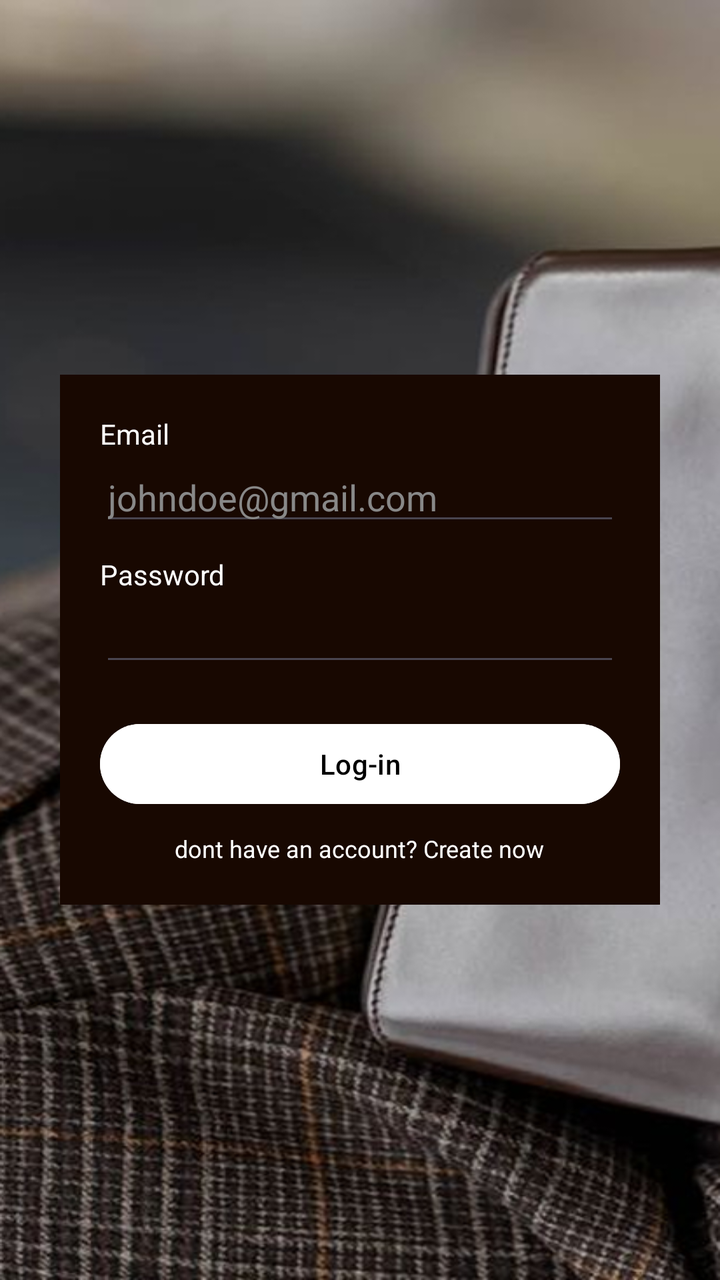
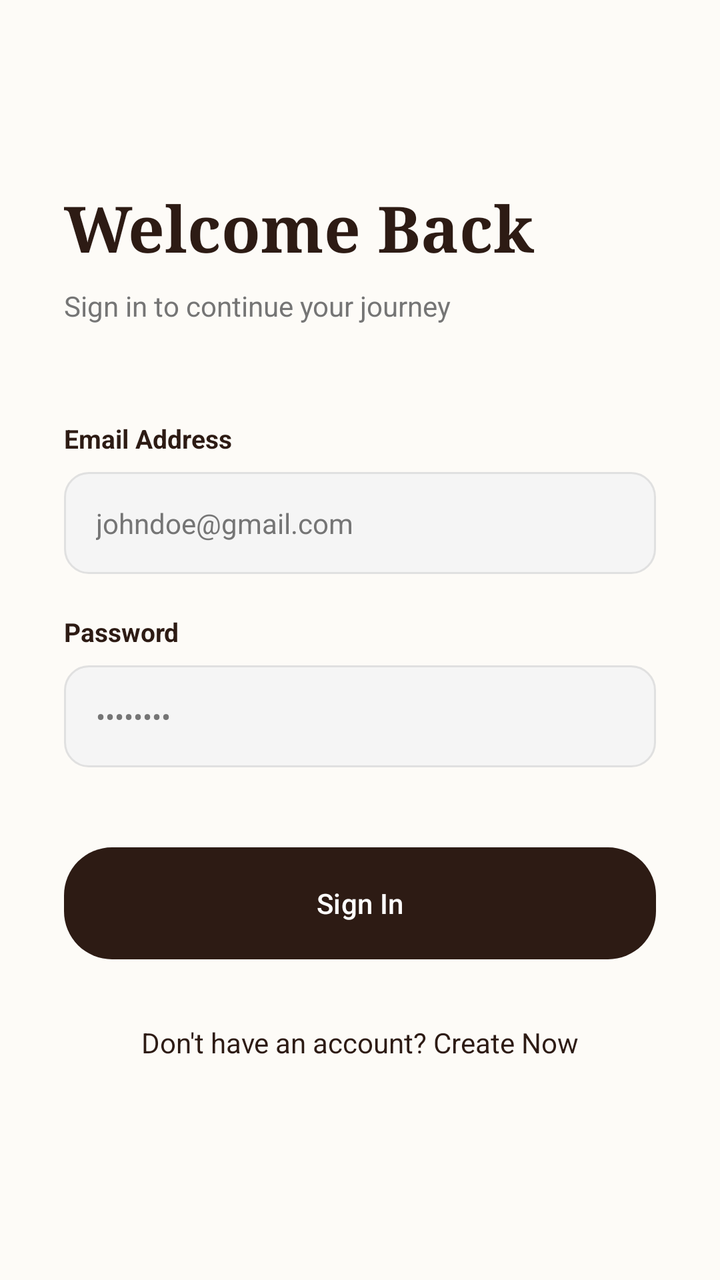

Before-and-after screenshots of an Android layout around one commit, followed by the original layout XML and the change that was made.
<!-- AndroidManifest.xml: application theme Theme.HABICEB_ARES_FINALPROJECT -->
<!-- res/layout/activity_login.xml -->
<RelativeLayout xmlns:android="http://schemas.android.com/apk/res/android"
    android:layout_width="match_parent"
    android:layout_height="match_parent"
    android:background="@drawable/habiceb_brown">

    <LinearLayout
        android:layout_width="match_parent"
        android:layout_height="wrap_content"
        android:layout_centerInParent="true"
        android:layout_margin="30dp"
        android:background="#180801"
        android:orientation="vertical"
        android:padding="20dp">

        <TextView
            android:layout_width="wrap_content"
            android:layout_height="wrap_content"
            android:text="Email"
            android:textColor="@color/white" />

        <EditText
            android:id="@+id/etEmail"
            android:layout_width="match_parent"
            android:layout_height="wrap_content"
            android:hint="johndoe@gmail.com"
            android:textColorHint="#888"
            android:textColor="@color/white" />

        <TextView
            android:layout_width="wrap_content"
            android:layout_height="wrap_content"
            android:layout_marginTop="10dp"
            android:text="Password"
            android:textColor="@color/white" />

        <EditText
            android:id="@+id/etPassword"
            android:layout_width="match_parent"
            android:layout_height="wrap_content"
            android:inputType="textPassword"
            android:textColor="@color/white" />

        <Button
            android:id="@+id/btnLogin"
            android:layout_width="match_parent"
            android:layout_height="wrap_content"
            android:layout_marginTop="20dp"
            android:backgroundTint="@color/white"
            android:text="Log-in"
            android:textColor="@color/black" />

        <TextView
            android:id="@+id/tvCreateNow"
            android:layout_width="wrap_content"
            android:layout_height="wrap_content"
            android:layout_gravity="center"
            android:layout_marginTop="10dp"
            android:text="dont have an account? Create now"
            android:textColor="@color/white"
            android:textSize="12sp" />
    </LinearLayout>
</RelativeLayout>
<!-- resources referenced by this layout -->
<resources>
  <color name="black">#000000</color>
  <color name="white">#FFFFFF</color>
  <!-- drawable habiceb_brown: png bitmap (drawable, 389341 bytes) -->
  <style name="Theme.HABICEB_ARES_FINALPROJECT" parent="Base.Theme.HABICEB_ARES_FINALPROJECT" />
  <style name="Base.Theme.HABICEB_ARES_FINALPROJECT" parent="Theme.Material3.DayNight.NoActionBar">
          
          
      </style>
</resources>

<!-- the commit's change to res/layout/activity_login.xml (unified diff, before → after) -->
@@ -1,62 +1,91 @@
-<RelativeLayout xmlns:android="http://schemas.android.com/apk/res/android"
+<?xml version="1.0" encoding="utf-8"?>
+<ScrollView xmlns:android="http://schemas.android.com/apk/res/android"
     android:layout_width="match_parent"
     android:layout_height="match_parent"
-    android:background="@drawable/habiceb_brown">
+    android:background="@color/premium_cream"
+    android:fillViewport="true">
 
     <LinearLayout
         android:layout_width="match_parent"
         android:layout_height="wrap_content"
-        android:layout_centerInParent="true"
-        android:layout_margin="30dp"
-        android:background="#180801"
         android:orientation="vertical"
-        android:padding="20dp">
+        android:padding="32dp">
 
         <TextView
             android:layout_width="wrap_content"
             android:layout_height="wrap_content"
-            android:text="Email"
-            android:textColor="@color/white" />
-
-        <EditText
-            android:id="@+id/etEmail"
-            android:layout_width="match_parent"
-            android:layout_height="wrap_content"
-            android:hint="johndoe@gmail.com"
-            android:textColorHint="#888"
-            android:textColor="@color/white" />
+            android:layout_marginTop="60dp"
+            android:fontFamily="serif"
+            android:text="Welcome Back"
+            android:textColor="@color/premium_brown"
+            android:textSize="32sp"
+            android:textStyle="bold" />
 
         <TextView
             android:layout_width="wrap_content"
             android:layout_height="wrap_content"
-            android:layout_marginTop="10dp"
+            android:layout_marginTop="8dp"
+            android:text="Sign in to continue your journey"
+            android:textColor="@color/premium_gray_dark"
+            android:textSize="14sp" />
+
+        <Space
+            android:layout_width="match_parent"
+            android:layout_height="48dp" />
+
+        <TextView
+            android:layout_width="wrap_content"
+            android:layout_height="wrap_content"
+            android:layout_marginBottom="8dp"
+            android:text="Email Address"
+            android:textColor="@color/premium_brown"
+            android:textSize="13sp"
+            android:textStyle="bold" />
+
+        <EditText
+            android:id="@+id/etEmail"
+            style="@style/PremiumEditText"
+            android:layout_width="match_parent"
+            android:layout_height="wrap_content"
+            android:hint="johndoe@gmail.com"
+            android:inputType="textEmailAddress" />
+
+        <TextView
+            android:layout_width="wrap_content"
+            android:layout_height="wrap_content"
+            android:layout_marginTop="20dp"
+            android:layout_marginBottom="8dp"
             android:text="Password"
-            android:textColor="@color/white" />
+            android:textColor="@color/premium_brown"
+            android:textSize="13sp"
+            android:textStyle="bold" />
 
         <EditText
             android:id="@+id/etPassword"
+            style="@style/PremiumEditText"
             android:layout_width="match_parent"
             android:layout_height="wrap_content"
-            android:inputType="textPassword"
-            android:textColor="@color/white" />
+            android:hint="••••••••"
+            android:inputType="textPassword" />
 
         <Button
             android:id="@+id/btnLogin"
+            style="@style/PremiumButton"
             android:layout_width="match_parent"
-            android:layout_height="wrap_content"
-            android:layout_marginTop="20dp"
-            android:backgroundTint="@color/white"
-            android:text="Log-in"
-            android:textColor="@color/black" />
+            android:layout_height="56dp"
+            android:layout_marginTop="40dp"
+            android:text="Sign In" />
 
         <TextView
             android:id="@+id/tvCreateNow"
             android:layout_width="wrap_content"
             android:layout_height="wrap_content"
             android:layout_gravity="center"
-            android:layout_marginTop="10dp"
-            android:text="dont have an account? Create now"
-            android:textColor="@color/white"
-            android:textSize="12sp" />
+            android:layout_marginTop="24dp"
+            android:padding="8dp"
+            android:text="Don't have an account? Create Now"
+            android:textColor="@color/premium_brown"
+            android:textSize="14sp" />
+
     </LinearLayout>
-</RelativeLayout>
+</ScrollView>
<!-- resource entries referenced after the edit -->
@@ -1,12 +1,42 @@
 <!-- resources referenced by this layout -->
 <resources>
-  <color name="black">#000000</color>
+  <color name="premium_brown">#2D1B14</color>
+  <color name="premium_cream">#FDFBF7</color>
+  <color name="premium_gray_dark">#757575</color>
+  <style name="PremiumButton" parent="Widget.Material3.Button">
+          <item name="cornerRadius">24dp</item>
+          <item name="backgroundTint">@color/premium_brown</item>
+          <item name="android:textColor">@color/white</item>
+          <item name="android:textAllCaps">false</item>
+          <item name="android:fontFamily">sans-serif-medium</item>
+          <item name="android:insetTop">0dp</item>
+          <item name="android:insetBottom">0dp</item>
+      </style>
+  <style name="PremiumEditText">
+          <item name="android:background">@drawable/premium_input_bg</item>
+          <item name="android:padding">16dp</item>
+          <item name="android:textSize">14sp</item>
+          <item name="android:textColor">@color/black</item>
+          <item name="android:textColorHint">@color/premium_gray_dark</item>
+      </style>
+  <color name="black">#1A1A1A</color>
   <color name="white">#FFFFFF</color>
-  <!-- drawable habiceb_brown: png bitmap (drawable, 389341 bytes) -->
+  <!-- drawable premium_input_bg (drawable) -->
+  <?xml version="1.0" encoding="utf-8"?>
+  <shape xmlns:android="http://schemas.android.com/apk/res/android">
+      <solid android:color="@color/premium_gray_light" />
+      <corners android:radius="12dp" />
+      <stroke
+          android:width="1dp"
+          android:color="#E0E0E0" />
+  </shape>
   <style name="Theme.HABICEB_ARES_FINALPROJECT" parent="Base.Theme.HABICEB_ARES_FINALPROJECT" />
   <style name="Base.Theme.HABICEB_ARES_FINALPROJECT" parent="Theme.Material3.DayNight.NoActionBar">
-          
-          
+          <item name="colorPrimary">@color/premium_brown</item>
+          <item name="android:windowBackground">@color/premium_cream</item>
+          <item name="android:statusBarColor">@color/premium_cream</item>
+          <item name="android:windowLightStatusBar">true</item>
       </style>
+  <color name="premium_gray_light">#F5F5F5</color>
 </resources>
 
